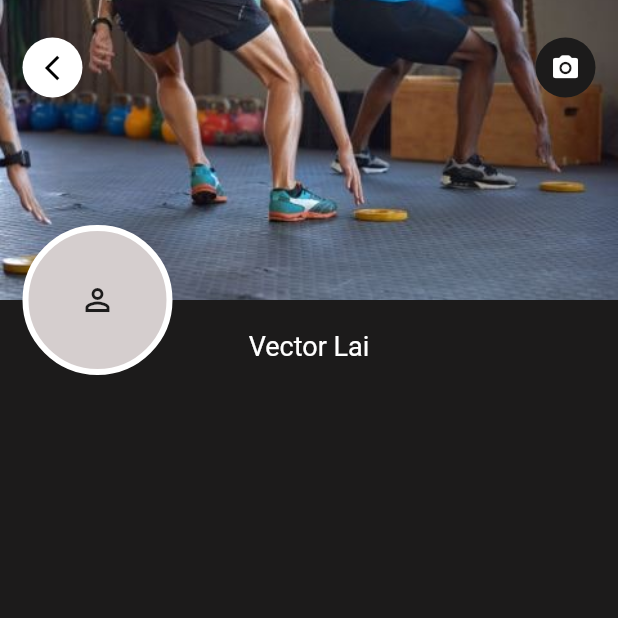
After one commit to rahulkushwaha482/fitabasix_demo, a Flutter app: the screen it shows after launch, after a tap on the "perm identity" icon, on a phone screen of 412 x 824 dp, the top half of it. The commit adds this screen. Run offline on Flutter 3.47's test engine with Material 2 defaults, Android fonts, the phone set to English and light mode, and no system bars; our stand-ins replace get.

Commit message:
hero added in profile sections

```diff
--- a/lib/constant/app_theme.dart
+++ b/lib/constant/app_theme.dart
@@ -6,4 +6,5 @@ class AppTheme {
   static const kLightBlack = Color(0xff1c1b1b);
   static const kWhite = Color(0xffffffff);
   static const kDarkGrey = Color(0xff3d3b3b);
+  static const kDarkWhite = Color(0xffd5cece);
 }
--- a/lib/module/home/controller/home_controller.dart
+++ b/lib/module/home/controller/home_controller.dart
@@ -1,32 +1,31 @@
 import 'package:flutter/cupertino.dart';
 import 'package:get/get.dart';
 import '../../../model/age_response.dart';
+import '../../../routes/app_pages.dart';
 import '../../../services/api_helper.dart';
 
-class HomeController extends GetxController{
-
- late TextEditingController nameController;
- final _apiHelper = Get.find<ApiHelper>();
- Rx<AgeResponse> ageDetails =
-     AgeResponse().obs;
-
+class HomeController extends GetxController {
+  late TextEditingController nameController;
+  final _apiHelper = Get.find<ApiHelper>();
+  Rx<AgeResponse> ageDetails = AgeResponse().obs;
 
   @override
   void onInit() {
     super.onInit();
-    nameController =  TextEditingController();
-
+    nameController = TextEditingController();
   }
 
   @override
   void onClose() {
-
     nameController.dispose();
     super.onClose();
   }
 
-  void submit(){
+  void submit() {
     print('asdasdas');
+  }
 
+  void onProfileClick() {
+    Get.toNamed(Routes.PROFILE);
   }
 }
--- a/lib/module/home/view/home_view.dart
+++ b/lib/module/home/view/home_view.dart
@@ -68,13 +68,19 @@ class HomeView extends GetView<HomeController> {
               child: Row(
                 mainAxisAlignment: MainAxisAlignment.spaceBetween,
                 children: [
-                  ClipRRect(
+                  InkWell(
+                    onTap:controller.onProfileClick,
+                    child: Hero(
+                      tag: "profile_image",
+                      child: ClipRRect(
                         borderRadius: BorderRadius.circular(30.0),
                         child: Container(
                           height: 60,
                           width: 60,
                           color: Colors.white,
                           child: const Icon(Icons.perm_identity_outlined),
+                        ),
+                      ),
                     ),
                   ),
                   Column(
--- /dev/null
+++ b/lib/module/profile/binding/profile_binding.dart
@@ -0,0 +1,14 @@
+
+
+import 'package:fitabix_demo_app/module/profile/controller/profile_controller.dart';
+import 'package:get/get.dart';
+
+class ProfileBinding extends Bindings{
+
+  @override
+  void dependencies() {
+    Get.lazyPut<ProfileController>(
+          () => ProfileController(),
+    );
+  }
+}
--- /dev/null
+++ b/lib/module/profile/controller/profile_controller.dart
@@ -0,0 +1,14 @@
+
+import 'package:get/get.dart';
+
+class ProfileController extends GetxController{
+
+  @override
+  void onInit() {
+    super.onInit();
+  }
+
+  void getBack(){
+    Get.back();
+  }
+}
--- /dev/null
+++ b/lib/module/profile/view/profile_view.dart
@@ -0,0 +1,97 @@
+import 'package:fitabix_demo_app/constant/app_theme.dart';
+import 'package:fitabix_demo_app/module/profile/controller/profile_controller.dart';
+import 'package:flutter/material.dart';
+import 'package:get/get.dart';
+
+class ProfileView extends GetView<ProfileController> {
+  @override
+  Widget build(BuildContext context) {
+    return SafeArea(
+        child: Scaffold(
+      backgroundColor: AppTheme.kLightBlack,
+      body: SingleChildScrollView(
+          child: Column(
+            children: [
+              Stack(
+        fit: StackFit.loose,
+        clipBehavior: Clip.none,
+        children: [
+              SizedBox(
+                height: 200,
+                width: MediaQuery.of(context).size.width,
+                child: Image.asset(
+                  'assets/images/exercise.jpg',
+                  fit: BoxFit.cover,
+                ),
+              ),
+              Padding(
+                padding: const EdgeInsets.only(left: 15.0, right: 15.0, top: 25.0),
+                child: Row(
+                  mainAxisAlignment: MainAxisAlignment.spaceBetween,
+                  children: [
+                    InkWell(
+                      onTap: controller.getBack,
+                      child: Container(
+                          decoration: const BoxDecoration(
+                              color: AppTheme.kWhite,
+                              borderRadius: BorderRadius.all(Radius.circular(20))),
+                          height: 40,
+                          width: 40,
+                          child: const Icon(
+                            Icons.arrow_back_ios_outlined,
+                            color: AppTheme.kBlack,
+                            size: 20,
+                          )),
+                    ),
+                    Container(
+                        decoration: const BoxDecoration(
+                            color: AppTheme.kLightBlack,
+                            borderRadius: BorderRadius.all(Radius.circular(20))),
+                        height: 40,
+                        width: 40,
+                        child: const Icon(
+                          Icons.camera_alt_rounded,
+                          color: AppTheme.kWhite,
+                          size: 20,
+                        )),
+                  ],
+                ),
+              ),
+              Positioned(
+                bottom: -50,
+                left: 15,
+                child: Hero(
+                    tag: "profile_image",
+                    child: Container(
+                        decoration:  BoxDecoration(
+                            color: AppTheme.kDarkWhite,
+                            border: Border.all(
+                              width: 4,
+                              color: AppTheme.kWhite,
+                            ),
+                            borderRadius: BorderRadius.all(Radius.circular(50))),
+                        height: 100,
+                        width: 100,
+                        child: const Icon(Icons.perm_identity_outlined))),
+              ),
+
+        ],
+      ),
+              SizedBox(height: 20,),
+              Row(
+                mainAxisAlignment: MainAxisAlignment.center,
+                children: [
+                  Text(
+                    'Vector Lai',
+                    style: TextStyle(
+                      fontSize: 18,
+                        color: AppTheme.kWhite
+                    ),
+                  ),
+                ],
+              ),
+            ],
+          )),
+    ));
+  }
+}
--- a/lib/routes/app_pages.dart
+++ b/lib/routes/app_pages.dart
@@ -1,13 +1,14 @@
-
+import 'package:fitabix_demo_app/module/profile/binding/profile_binding.dart';
+import 'package:fitabix_demo_app/module/profile/view/profile_view.dart';
 import 'package:get/get.dart';
 import '../module/home/binding/home_binding.dart';
 import '../module/home/view/home_view.dart';
 import '../module/splash/binding/splash_binding.dart';
 import '../module/splash/view/splash_view.dart';
+
 part 'app_routes.dart';
 
-class AppPages{
-
+class AppPages {
   AppPages._();
 
   static const INITIAL = Routes.SPLASH;
@@ -24,6 +25,10 @@ class AppPages{
       page: () => HomeView(),
       binding: HomeBinding(),
     ),
+    GetPage(
+      name: _Paths.PROFILE,
+      page: () => ProfileView(),
+      binding: ProfileBinding(),
+    ),
   ];
-
 }
--- a/lib/routes/app_routes.dart
+++ b/lib/routes/app_routes.dart
@@ -4,9 +4,11 @@ abstract class Routes {
   Routes._();
   static const SPLASH = _Paths.SPLASH;
   static const HOME = _Paths.HOME;
+  static const PROFILE = _Paths.PROFILE;
 }
 
 abstract class _Paths {
   static const SPLASH = '/splash';
   static const HOME = '/home';
+  static const PROFILE = '/profile';
 }
```
Lines whose indentation alone changed are shown as unchanged.
